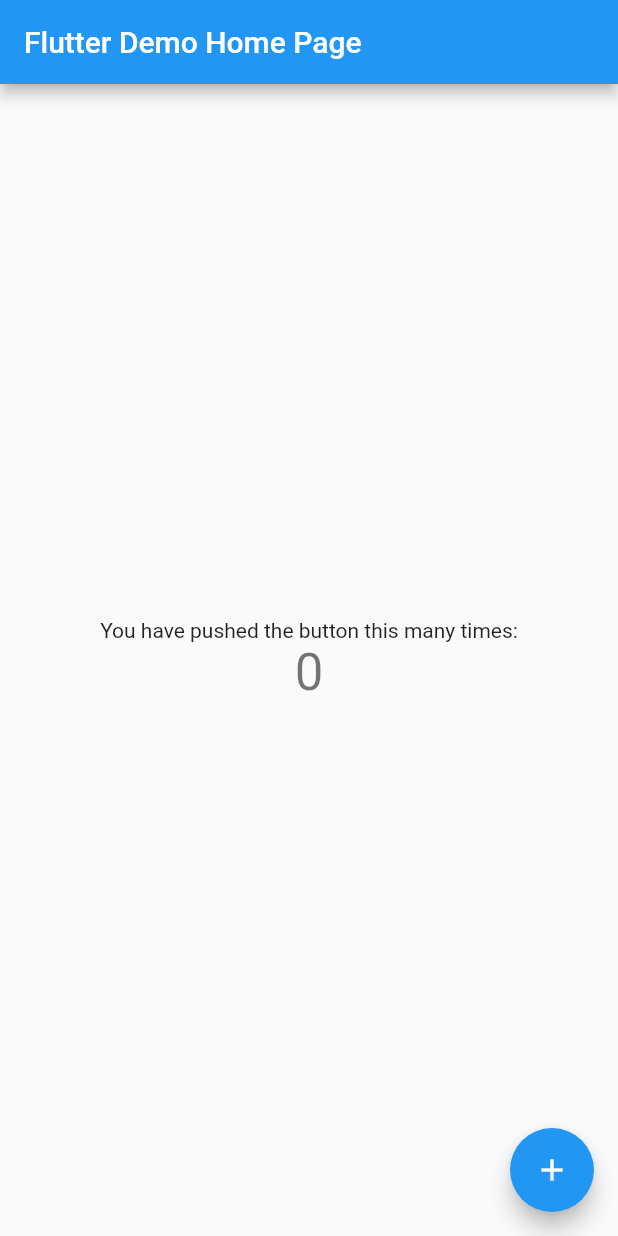
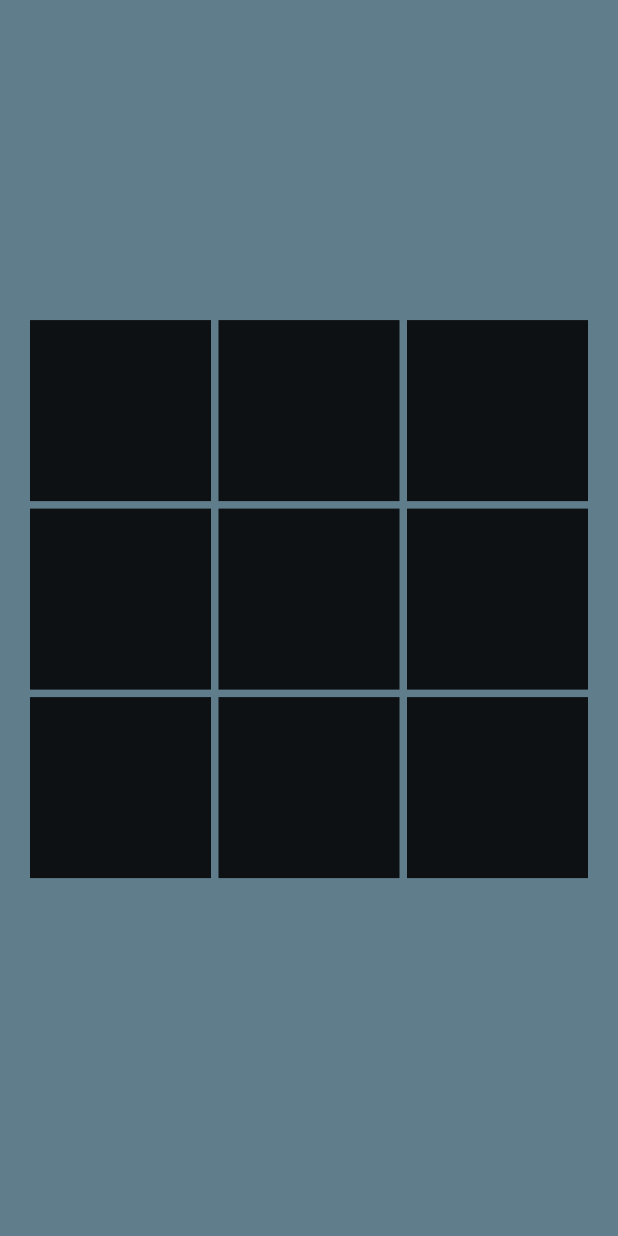
Before and after one commit to jsuofga/flutter_tic_tac_toe_miniMax, a Flutter app: the screen it shows after launch, on a phone screen of 412 x 824 dp. Run offline on Flutter 3.47's test engine with Material 2 defaults, Android fonts, the phone set to English and light mode, and no system bars.

Commit message:
working code

```diff
--- a/lib/main.dart
+++ b/lib/main.dart
@@ -1,3 +1,7 @@
+// import 'dart:ffi';
+import 'dart:io';
+import 'dart:math';
+
 import 'package:flutter/material.dart';
 
 void main() {
@@ -5,111 +9,318 @@
 }
 
 class MyApp extends StatelessWidget {
-  const MyApp({super.key});
+  const MyApp({Key? key}) : super(key: key);
 
   // This widget is the root of your application.
   @override
   Widget build(BuildContext context) {
     return MaterialApp(
-      title: 'Flutter Demo',
-      theme: ThemeData(
-        // This is the theme of your application.
-        //
-        // Try running your application with "flutter run". You'll see the
-        // application has a blue toolbar. Then, without quitting the app, try
-        // changing the primarySwatch below to Colors.green and then invoke
-        // "hot reload" (press "r" in the console where you ran "flutter run",
-        // or simply save your changes to "hot reload" in a Flutter IDE).
-        // Notice that the counter didn't reset back to zero; the application
-        // is not restarted.
-        primarySwatch: Colors.blue,
-      ),
-      home: const MyHomePage(title: 'Flutter Demo Home Page'),
+      debugShowCheckedModeBanner: false,
+      home: MyHomePage(),
     );
   }
 }
 
 class MyHomePage extends StatefulWidget {
-  const MyHomePage({super.key, required this.title});
-
-  // This widget is the home page of your application. It is stateful, meaning
-  // that it has a State object (defined below) that contains fields that affect
-  // how it looks.
-
-  // This class is the configuration for the state. It holds the values (in this
-  // case the title) provided by the parent (in this case the App widget) and
-  // used by the build method of the State. Fields in a Widget subclass are
-  // always marked "final".
-
-  final String title;
 
   @override
   State<MyHomePage> createState() => _MyHomePageState();
 }
 
 class _MyHomePageState extends State<MyHomePage> {
-  int _counter = 0;
+  String gameOutcomeFeedback = '';
+  String humanPlayer = 'X';
+  String aiPlayer = 'O';
+  int counter = 0;
 
-  void _incrementCounter() {
+  //gameBoard for drawing the UI using the Gridview Builder.
+  //    0 | 1 | 2
+  //    3 | 4 | 5
+  //    6 | 7 | 8
+
+  List gameBoard =
+  [ '', '', '',
+    '', '', '',
+    '', '', ''
+  ];
+
+  void human_move(_index) {
     setState(() {
-      // This call to setState tells the Flutter framework that something has
-      // changed in this State, which causes it to rerun the build method below
-      // so that the display can reflect the updated values. If we changed
-      // _counter without calling setState(), then the build method would not be
-      // called again, and so nothing would appear to happen.
-      _counter++;
+      gameBoard[_index] = humanPlayer;
+      check_gameTied(gameBoard);
+      checkWinner(gameBoard, humanPlayer);
     });
+    // print('${gameBoard}');
+
+  }
+
+  void computer_move() {
+    //Player2
+    List availableMove = [];
+    int aiMove = 0;
+
+    if( checkWinner(gameBoard, humanPlayer) ||  checkWinner(gameBoard, aiPlayer) || check_gameTied(gameBoard)){
+      // game over
+
+    }else{
+      //game not over. Make a move
+
+      // Testing - just pick next available spot
+      // 1. get all index of unplayed boxes
+      // gameBoard.asMap().forEach((index, element) {
+      //   if (element == '') {
+      //     availableMove.add(index);
+      //   }
+      // });
+      // // 2. pick Next available availableMove.
+      // aiMove = availableMove[0];
+      //
+      // // 3. Update Gameboard with computer selection
+      // setState(() {
+      //   gameBoard[aiMove] = aiPlayer;
+      //   check_gameTied(gameBoard);
+      //   checkWinner(gameBoard, aiPlayer);
+      // });
+
+      //  Using MiniMax() algorithm
+
+      // First AI move, if human did not play center, play center. if human play center, play any corner
+      if(counter == 0){
+        List cornerLocations = [0,2,6,8];
+        counter++;
+        if(gameBoard[4] == humanPlayer){
+
+          setState(() {
+            //pick any corner
+            gameBoard[cornerLocations[Random().nextInt(cornerLocations.length)]] = aiPlayer;
+
+          });
+
+        }else if(gameBoard[4] == ''){
+
+          setState(() {
+            //pick center
+            gameBoard[4] = aiPlayer;
+
+          });
+
+        }
+        // 2nd AI move and after, use MiniMax()
+      }else{
+        aiMove = miniMax(gameBoard, aiPlayer)['index'] ;
+        setState(() {
+          gameBoard[aiMove] = aiPlayer;
+          check_gameTied(gameBoard);
+          checkWinner(gameBoard, aiPlayer);
+        });
+      }
+
+      // }
+
+
+    }
+
+
+
+  }
+
+
+  bool checkWinner(List board, player){
+    //Check if winner is 'humanPlayer' or 'aiPlayer' or if neither
+
+    if( board[0] == player &&  board[1] == player  &&  board[2] == player ||
+        board[3] == player &&  board[4] == player  &&  board[5] == player ||
+        board[6] == player &&  board[7] == player  &&  board[8] == player ||
+        board[0] == player &&  board[3] == player  &&  board[6] == player ||
+        board[1] == player &&  board[4] == player  &&  board[7] == player ||
+        board[2] == player &&  board[5] == player  &&  board[8] == player ||
+        board[0] == player &&  board[4] == player  &&  board[8] == player ||
+        board[2] == player &&  board[4] == player  &&  board[6] == player
+    ){
+      gameOutcomeFeedback = '${player} wins';
+      return true;
+    }else {
+      return false;
+    }
+
+  }
+  bool check_gameTied(List board){
+
+    if(!board.contains('') && !checkWinner(board, aiPlayer) && !checkWinner(board, humanPlayer)){
+      gameOutcomeFeedback = 'Game Tied';
+      return true;
+    }
+    else{
+      return false;
+    }
+
+  }
+
+  Map miniMax(simBoard, player) {
+
+    print('${counter++}');
+    // miniMax returns the index ( 0-8)  that AI (X) should play
+    //    0 | 1 | 2
+    //    3 | 4 | 5
+    //    6 | 7 | 8
+
+    // Base case (termination condition)
+
+    if (checkWinner(simBoard, aiPlayer)) {
+      // AI has won. Return +10
+      return {'score':10};
+    }
+    else if (checkWinner(simBoard, humanPlayer)) {
+      // Human has won,  Return -10
+      return {'score':-10};
+
+    } else if (check_gameTied(simBoard)) {
+      // Tie,  Return
+      return {'score':0};
+
+    }
+
+    // --- End of Base case
+
+    //  AI to play all Open Spaces, evaluate which is the best move.
+    var moves = [];
+
+    for ( int i = 0; i < simBoard.length; i++) {
+
+      if( simBoard[i] == ''){
+        var move = {}; // create a object for each play
+        move['index'] = i; // record the location of the AI move ( 0-8)
+        simBoard[i] = player; // play at i
+
+        // call miniMax ( simBoard, ) recursively
+        if (player == aiPlayer) {
+
+          var result = miniMax(simBoard, humanPlayer);
+          move['score'] = result['score'];
+          // move['score'] = result;
+          // print('${move}');
+
+        } else {
+          var result = miniMax(simBoard, aiPlayer);
+          move['score'] = result['score'];
+          //move['score'] = result;
+          // print('${move}');
+
+
+        }
+        // Reset the spot that was simulated back to ''
+        simBoard[i] = '';
+        //
+        // Save the move and score to moves[]
+        moves.add(move);
+        // print('${moves}');
+
+      }
+
+
+    }
+
+    //Finally, return index of the best move for AI
+    // Pick the best move
+    var bestMove;
+    if (player == aiPlayer) {
+      var bestScore = -10000;
+      for (int i = 0; i < moves.length; i++) {
+        if (moves[i]['score'] > bestScore) {
+          bestScore = moves[i]['score'];
+          bestMove = i;
+        }
+      }
+    } else {
+      var bestScore = 10000;
+      for (int i = 0; i < moves.length; i++) {
+        if (moves[i]['score'] < bestScore) {
+          bestScore = moves[i]['score'];
+          bestMove = i;
+        }
+      }
+    }
+    return moves[bestMove];
   }
 
   @override
   Widget build(BuildContext context) {
-    // This method is rerun every time setState is called, for instance as done
-    // by the _incrementCounter method above.
-    //
-    // The Flutter framework has been optimized to make rerunning build methods
-    // fast, so that you can just rebuild anything that needs updating rather
-    // than having to individually change instances of widgets.
-    return Scaffold(
-      appBar: AppBar(
-        // Here we take the value from the MyHomePage object that was created by
-        // the App.build method, and use it to set our appbar title.
-        title: Text(widget.title),
+
+    return SafeArea(
+      child: Scaffold(
+        backgroundColor: Colors.blueGrey,
+
+        body: Center(
+          child: Container(
+            margin: EdgeInsets.all(20),
+            width: 600,
+            height: 800,
+            child: Center(
+              child: Column(
+                mainAxisAlignment: MainAxisAlignment.center,
+                children: [
+
+                  checkWinner(gameBoard,aiPlayer)||checkWinner(gameBoard,humanPlayer) || check_gameTied(gameBoard)? Text('${gameOutcomeFeedback}',
+                    style: TextStyle(color: Colors.white, fontSize: 50),): Text(''),
+
+                  GridView.builder(
+                      shrinkWrap: true,  //do not use up the entire allowable space of parent
+                      gridDelegate: SliverGridDelegateWithFixedCrossAxisCount(
+                          crossAxisCount: 3,  //number of columns
+                          crossAxisSpacing: 5, //gap spacing horizontal between grid elements
+                          mainAxisSpacing: 5 //gap spacing vertical between grid elements
+                      ),
+                      itemCount: gameBoard.length,
+                      itemBuilder: (BuildContext ctx, index) {
+                        return GestureDetector(
+                          onTap: gameBoard[index] != '' || checkWinner(gameBoard, humanPlayer) || checkWinner(gameBoard, aiPlayer) ? null : (){
+                            //onTap: (){
+                            human_move(index);
+                            Future.delayed(Duration(milliseconds: 1000), () {
+                              // Do something
+                              computer_move();
+                            });
+
+                          },
+                          child: Container(
+                            alignment: Alignment.center,
+                            decoration: BoxDecoration(
+                              color: Colors.black87,
+                            ),
+                            child: Text(gameBoard[index],
+                              style: TextStyle(color: Colors.white, fontSize: 80 ),
+                            ),
+                          ),
+                        );
+                      }),
+
+                  SizedBox(height: .05*MediaQuery.of(context).size.height),
+                  Visibility(
+                    visible: check_gameTied(gameBoard) || checkWinner(gameBoard, humanPlayer) || checkWinner(gameBoard, aiPlayer),
+                    child: OutlinedButton(
+                      child: Text('Play Again'),
+                      style: OutlinedButton.styleFrom(backgroundColor: Colors.transparent,primary: Colors.white,side: BorderSide(color: Colors.orange)),
+                      onPressed: (){
+                        setState(() {
+                          gameBoard =
+                          [ '','','',
+                            '','','',
+                            '','',''
+                          ];
+                          gameOutcomeFeedback ='';
+                          counter = 0;
+                        });
+                      },
+                    ),
+                  )
+                ],
+              ),
+            ),
+          ),
+        ),
+
+
       ),
-      body: Center(
-        // Center is a layout widget. It takes a single child and positions it
-        // in the middle of the parent.
-        child: Column(
-          // Column is also a layout widget. It takes a list of children and
-          // arranges them vertically. By default, it sizes itself to fit its
-          // children horizontally, and tries to be as tall as its parent.
-          //
-          // Invoke "debug painting" (press "p" in the console, choose the
-          // "Toggle Debug Paint" action from the Flutter Inspector in Android
-          // Studio, or the "Toggle Debug Paint" command in Visual Studio Code)
-          // to see the wireframe for each widget.
-          //
-          // Column has various properties to control how it sizes itself and
-          // how it positions its children. Here we use mainAxisAlignment to
-          // center the children vertically; the main axis here is the vertical
-          // axis because Columns are vertical (the cross axis would be
-          // horizontal).
-          mainAxisAlignment: MainAxisAlignment.center,
-          children: <Widget>[
-            const Text(
-              'You have pushed the button this many times:',
-            ),
-            Text(
-              '$_counter',
-              style: Theme.of(context).textTheme.headline4,
-            ),
-          ],
-        ),
-      ),
-      floatingActionButton: FloatingActionButton(
-        onPressed: _incrementCounter,
-        tooltip: 'Increment',
-        child: const Icon(Icons.add),
-      ), // This trailing comma makes auto-formatting nicer for build methods.
     );
   }
 }
--- a/pubspec.yaml
+++ b/pubspec.yaml
@@ -1,5 +1,5 @@
 name: flutter_tic_tac_toe_minimax
-description: A new Flutter project.
+description: Classic Tic Tac Toe using Mini Max Algorithm.
 
 # The following line prevents the package from being accidentally published to
 # pub.dev using `flutter pub publish`. This is preferred for private packages.
```
Also changed, not shown: 1 other file.
